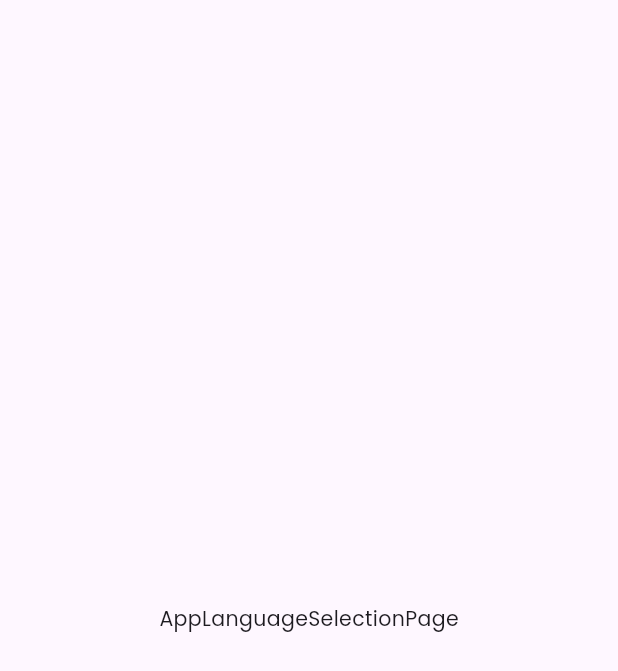
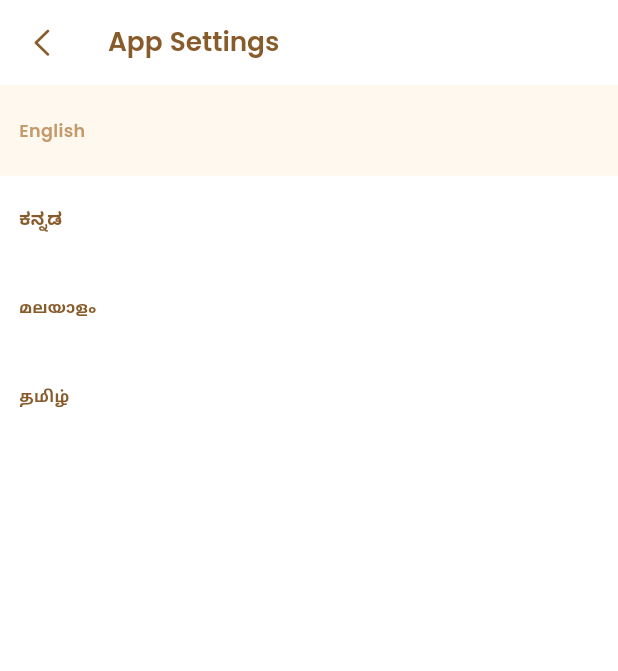
Before and after one commit to ShinasNajeerKoya/expenso_expense_tracker, a Flutter app: the AppLanguageSelectionPage screen opened by its route, on a phone screen of 412 x 824 dp. Shown: the top 671 px of the screen. Run offline on Flutter 3.47's test engine with Material 3 defaults, Android fonts, the phone set to English and light mode, and no system bars; our stand-ins replace animated_toggle_switch, auto_route, carousel_slider, drift, easy_localization, flutter_bloc and 7 more; missing offline and left inert: build; accounts and stored records are empty; generated files the repository leaves out were written again; project files that could hold a hidden picture were left out.

```diff
--- a/lib/domain/repositories/app_menu_section/app_settings/app_settings_repository.dart
+++ b/lib/domain/repositories/app_menu_section/app_settings/app_settings_repository.dart
@@ -1,3 +1,5 @@
+import 'dart:ui';
+
 import 'package:expenso_expense_tracker/presentation/feature/app_menu_section/app_settings/utils/extensions/splash_duration_type_enum_extension.dart';
 
 abstract class AppSettingsRepository {
@@ -8,4 +10,6 @@ abstract class AppSettingsRepository {
   Future<bool> isLandingPageDisabled();
   Future<bool> setSplashDuration(SplashDurationTypeEnum duration);
   Future<SplashDurationTypeEnum> getSplashDuration();
+  Future<bool> setLocale(Locale locale);
+  Future<Locale> getLocale();
 }
--- a/lib/presentation/feature/app_menu_section/app_settings/bloc/app_settings_state.dart
+++ b/lib/presentation/feature/app_menu_section/app_settings/bloc/app_settings_state.dart
@@ -1,4 +1,7 @@
+import 'dart:ui';
+
 import 'package:expenso_expense_tracker/presentation/feature/app_menu_section/app_settings/utils/extensions/splash_duration_type_enum_extension.dart';
+import 'package:expenso_expense_tracker/shared/helper_functions/locale_converter_helper.dart';
 import 'package:freezed_annotation/freezed_annotation.dart';
 
 part 'app_settings_state.freezed.dart';
@@ -9,13 +12,10 @@ abstract class AppSettingsState with _$AppSettingsState {
   const factory AppSettingsState({
     @Default(false) bool error,
     @Default(false) bool isLoading,
-
     @Default(false) bool landingPageDisabled,
-
     @Default(SplashDurationTypeEnum.medium) SplashDurationTypeEnum splashDuration,
-
+    @LocaleConverterHelper() @Default(Locale('en', 'US')) Locale selectedLocale,
   }) = _AppSettingsState;
 
-  factory AppSettingsState.fromJson(Map<String, dynamic> json) =>
-      _$AppSettingsStateFromJson(json);
+  factory AppSettingsState.fromJson(Map<String, dynamic> json) => _$AppSettingsStateFromJson(json);
 }
--- a/lib/presentation/feature/app_menu_section/app_settings/pages/app_general_settings_page.dart
+++ b/lib/presentation/feature/app_menu_section/app_settings/pages/app_general_settings_page.dart
@@ -1,9 +1,6 @@
-import 'package:animated_toggle_switch/animated_toggle_switch.dart';
-import 'package:expenso_expense_tracker/config/themes/colors.dart';
 import 'package:expenso_expense_tracker/config/themes/units.dart';
 import 'package:expenso_expense_tracker/generated/locale_keys.g.dart';
 import 'package:expenso_expense_tracker/presentation/feature/app_menu_section/app_settings/bloc/app_settings_bloc.dart';
-import 'package:expenso_expense_tracker/presentation/feature/app_menu_section/app_settings/bloc/app_settings_state.dart';
 import 'package:expenso_expense_tracker/presentation/feature/app_menu_section/app_settings/utils/extensions/splash_duration_type_enum_extension.dart';
 import 'package:expenso_expense_tracker/presentation/feature/app_menu_section/app_settings/widgets/splash_disable_toggle_button_widget.dart';
 import 'package:expenso_expense_tracker/presentation/feature/app_menu_section/app_settings/widgets/splash_duration_selection_widget.dart';
@@ -14,13 +11,13 @@ import 'package:expenso_expense_tracker/shared/extensions/string_extensions.dart
 import 'package:expenso_expense_tracker/shared/helper_functions/bottom_sheet_helper.dart';
 import 'package:flutter/material.dart';
 import 'package:auto_route/auto_route.dart';
-import 'package:flutter_bloc/flutter_bloc.dart';
 import 'package:flutter_screenutil/flutter_screenutil.dart';
 import 'package:get_it/get_it.dart';
 
 @RoutePage()
 class AppGeneralSettingsPage extends StatelessWidget {
   static const id = '/appGeneralSettingsPage';
+
   AppGeneralSettingsPage({super.key});
 
   final appSettingsBloc = GetIt.I<AppSettingsBloc>();
--- a/lib/presentation/feature/app_menu_section/app_settings/pages/app_language_selection_page.dart
+++ b/lib/presentation/feature/app_menu_section/app_settings/pages/app_language_selection_page.dart
@@ -1,17 +1,73 @@
+import 'package:easy_localization/easy_localization.dart';
+import 'package:expenso_expense_tracker/config/themes/units.dart';
+import 'package:expenso_expense_tracker/generated/locale_keys.g.dart';
+import 'package:expenso_expense_tracker/presentation/widgets/custom_app_bar.dart';
+import 'package:expenso_expense_tracker/presentation/widgets/my_text.dart';
+import 'package:expenso_expense_tracker/shared/extensions/string_extensions.dart';
 import 'package:flutter/material.dart';
 import 'package:auto_route/auto_route.dart';
+import 'package:flutter_bloc/flutter_bloc.dart';
+import 'package:flutter_screenutil/flutter_screenutil.dart';
+import 'package:get_it/get_it.dart';
+
+import '../bloc/app_settings_bloc.dart';
+import '../bloc/app_settings_state.dart';
+import '../utils/extensions/app_language_enum_extension.dart';
 
 @RoutePage()
 class AppLanguageSelectionPage extends StatelessWidget {
   static const id = '/appLanguageSelectionPage';
-  const AppLanguageSelectionPage({super.key});
+
+  AppLanguageSelectionPage({super.key});
+
+  final appSettingsBloc = GetIt.I<AppSettingsBloc>();
 
   @override
   Widget build(BuildContext context) {
-    return const Scaffold(
-      body: Center(
-        child: Text('AppLanguageSelectionPage'),
-      ),
+    return BlocSelector<AppSettingsBloc, AppSettingsState, Locale>(
+      bloc: appSettingsBloc,
+      selector: (state) => state.selectedLocale,
+      builder: (context, selectedLocale) {
+        final selectedLanguage = AppLanguageEnumExtension.fromLocale(selectedLocale);
+
+        return Scaffold(
+          backgroundColor: Colors.white,
+          appBar: CustomAppBar(
+            title: LocaleKeys.appSettings.toLocalizeString,
+          ),
+          body: ListView.separated(
+            itemCount: AppLanguageEnum.values.length,
+            separatorBuilder: (_, __) => Divider(
+              height: 0.5,
+              color: Colors.transparent,
+            ),
+            itemBuilder: (context, index) {
+              final language = AppLanguageEnum.values[index];
+              final isSelected = language == selectedLanguage;
+
+              return InkWell(
+                onTap: () async {
+                  await context.setLocale(language.locale);
+                  appSettingsBloc.setAppLocale(language.locale);
+                },
+                child: Container(
+                  height: 60.h,
+                  padding: horizontalPadding12,
+                  decoration: BoxDecoration(
+                    color: isSelected ? const Color(0xffFFF8EE) : Colors.white,
+                  ),
+                  alignment: Alignment.centerLeft,
+                  child: MyText(
+                    language.displayName,
+                    fontSize: 12.sp,
+                    fontColor: isSelected ? const Color(0xffC49A6C) : null,
+                  ),
+                ),
+              );
+            },
+          ),
+        );
+      },
     );
   }
 }
--- /dev/null
+++ b/lib/presentation/feature/app_menu_section/app_settings/utils/extensions/app_language_enum_extension.dart
@@ -0,0 +1,45 @@
+import 'package:flutter/material.dart';
+import 'package:expenso_expense_tracker/generated/locale_keys.g.dart';
+import 'package:expenso_expense_tracker/shared/extensions/string_extensions.dart';
+
+enum AppLanguageEnum {
+  english,
+  kannada,
+  malayalam,
+  tamil,
+}
+
+extension AppLanguageEnumExtension on AppLanguageEnum {
+  Locale get locale {
+    switch (this) {
+      case AppLanguageEnum.english:
+        return const Locale('en', 'US');
+      case AppLanguageEnum.kannada:
+        return const Locale('kn', 'IN');
+      case AppLanguageEnum.malayalam:
+        return const Locale('ml', 'IN');
+      case AppLanguageEnum.tamil:
+        return const Locale('ta', 'IN');
+    }
+  }
+
+  String get displayName {
+    switch (this) {
+      case AppLanguageEnum.english:
+        return 'English';
+      case AppLanguageEnum.kannada:
+        return 'ಕನ್ನಡ';
+      case AppLanguageEnum.malayalam:
+        return 'മലയാളം';
+      case AppLanguageEnum.tamil:
+        return 'தமிழ்';
+    }
+  }
+
+  static AppLanguageEnum fromLocale(Locale locale) {
+    return AppLanguageEnum.values.firstWhere(
+      (lang) => lang.locale == locale,
+      orElse: () => AppLanguageEnum.english,
+    );
+  }
+}
--- a/lib/presentation/feature/home/pages/home_page.dart
+++ b/lib/presentation/feature/home/pages/home_page.dart
@@ -8,6 +8,7 @@ import 'package:expenso_expense_tracker/config/themes/units.dart';
 import 'package:expenso_expense_tracker/core/routes/route_config.dart';
 import 'package:expenso_expense_tracker/generated/app_icons.dart';
 import 'package:expenso_expense_tracker/presentation/feature/add_card/utils/card_design_type_extension.dart';
+import 'package:expenso_expense_tracker/presentation/feature/app_menu_section/app_settings/bloc/app_settings_bloc.dart';
 import 'package:expenso_expense_tracker/shared/helper_functions/custom_svg_icon.dart';
 import 'package:flutter/material.dart';
 import 'package:flutter/services.dart';
@@ -36,8 +37,6 @@ class HomePage extends StatefulWidget {
 
 class _HomePageState extends State<HomePage> {
   final homeBloc = GetIt.I<HomeBloc>();
-
-  final CarouselSliderController controller = CarouselSliderController();
 
   @override
   void initState() {
--- a/lib/presentation/feature/home/widgets/saved_cards_section_widget.dart
+++ b/lib/presentation/feature/home/widgets/saved_cards_section_widget.dart
@@ -1,4 +1,5 @@
 import 'package:auto_route/auto_route.dart';
+import 'package:easy_localization/easy_localization.dart';
 import 'package:expenso_expense_tracker/config/themes/units.dart';
 import 'package:expenso_expense_tracker/core/routes/route_config.dart';
 import 'package:expenso_expense_tracker/domain/models/add_card/add_card_model.dart';
@@ -24,6 +25,8 @@ class SavedCardsSectionWidget extends StatelessWidget {
 
   @override
   Widget build(BuildContext context) {
+    final currentLocale = context.locale;
+
     return BlocSelector<HomeBloc, HomeState, List<AddCardModel>>(
       bloc: homeBloc,
       selector: (state) => state.cardList,
@@ -50,6 +53,7 @@ class SavedCardsSectionWidget extends StatelessWidget {
           return SizedBox(
             height: 220.h,
             child: CardSwiper(
+              key: ValueKey(currentLocale.languageCode),
               cardsCount: extendedList.length,
               numberOfCardsDisplayed: 2,
               isLoop: true,
--- a/lib/presentation/widgets/custom_app_bar.dart
+++ b/lib/presentation/widgets/custom_app_bar.dart
@@ -30,7 +30,7 @@ class CustomAppBar extends StatelessWidget implements PreferredSizeWidget {
           CupertinoIcons.left_chevron,
           color: Color(0xff885B2B),
         ),
-        onPressed: () => context.router.pop(),
+        onPressed: () => context.router.pop(true),
       ),
       title: MyText(
         title,
@@ -49,7 +49,7 @@ class CustomAppBar extends StatelessWidget implements PreferredSizeWidget {
           border: Border(
             bottom: BorderSide(
               color: borderColor ?? Color(0xffFFF8EE),
-              width:borderWidth?? 2.h,
+              width: borderWidth ?? 2.h,
             ),
           ),
         ),
--- /dev/null
+++ b/lib/shared/helper_functions/locale_converter_helper.dart
@@ -0,0 +1,18 @@
+import 'dart:ui';
+
+import 'package:freezed_annotation/freezed_annotation.dart';
+
+class LocaleConverterHelper implements JsonConverter<Locale, Map<String, dynamic>> {
+  const LocaleConverterHelper();
+
+  @override
+  Locale fromJson(Map<String, dynamic> json) {
+    return Locale(json['languageCode'] as String, json['countryCode'] as String?);
+  }
+
+  @override
+  Map<String, dynamic> toJson(Locale locale) => {
+        'languageCode': locale.languageCode,
+        'countryCode': locale.countryCode,
+      };
+}
```
Also changed, not shown: assets/languages/en-US.json (+7 -1 lines), assets/languages/kn-IN.json (added, +48 -0 lines), assets/languages/ml-IN.json (added, +48 -0 lines), assets/languages/ta-IN.json (added, +48 -0 lines), lib/core/shared_preference/app_language_pref.dart (added, +22 -0 lines), lib/domain/repositories/app_menu_section/app_settings/app_settings_repository_impl.dart (+13 -0 lines), lib/main.dart (+11 -4 lines), lib/presentation/feature/app_menu_section/app_settings/bloc/app_settings_bloc.dart (+17 -0 lines), lib/presentation/feature/home/widgets/basic_details_section.dart (+6 -1 lines), lib/core/routes/route_config.gr.dart, lib/generated/locale_keys.g.dart, lib/presentation/feature/app_menu_section/app_settings/bloc/app_settings_state.freezed.dart, lib/presentation/feature/app_menu_section/app_settings/bloc/app_settings_state.g.dart.
